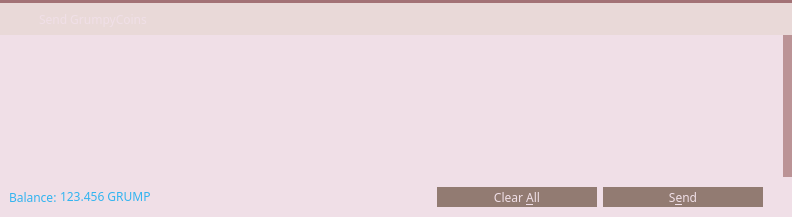
Above: src/qt/forms/sendcoinsdialog.ui from djtms/grumpycoin before the change. Below: the same form after it.
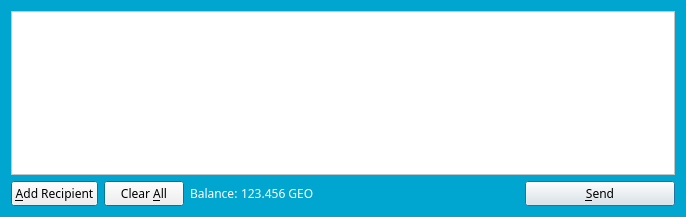
That is the form after the change. Icons and pictures are not drawn.

Diff of the .ui file:
```diff
--- a/src/qt/forms/sendcoinsdialog.ui
+++ b/src/qt/forms/sendcoinsdialog.ui
@@ -6,257 +6,205 @@
    <rect>
     <x>0</x>
     <y>0</y>
-    <width>792</width>
+    <width>686</width>
     <height>217</height>
    </rect>
   </property>
   <property name="palette">
    <palette>
     <active>
-     <colorrole role="Button">
+     <colorrole role="WindowText">
       <brush brushstyle="SolidPattern">
        <color alpha="255">
-        <red>233</red>
-        <green>217</green>
-        <blue>216</blue>
+        <red>255</red>
+        <green>255</green>
+        <blue>255</blue>
        </color>
       </brush>
      </colorrole>
      <colorrole role="Base">
       <brush brushstyle="SolidPattern">
        <color alpha="255">
-        <red>214</red>
-        <green>234</green>
-        <blue>235</blue>
+        <red>255</red>
+        <green>255</green>
+        <blue>255</blue>
        </color>
       </brush>
      </colorrole>
      <colorrole role="Window">
       <brush brushstyle="SolidPattern">
        <color alpha="255">
-        <red>233</red>
-        <green>217</green>
-        <blue>216</blue>
+        <red>0</red>
+        <green>166</green>
+        <blue>207</blue>
        </color>
       </brush>
      </colorrole>
     </active>
     <inactive>
-     <colorrole role="Button">
+     <colorrole role="WindowText">
       <brush brushstyle="SolidPattern">
        <color alpha="255">
-        <red>233</red>
-        <green>217</green>
-        <blue>216</blue>
+        <red>255</red>
+        <green>255</green>
+        <blue>255</blue>
        </color>
       </brush>
      </colorrole>
      <colorrole role="Base">
       <brush brushstyle="SolidPattern">
        <color alpha="255">
-        <red>214</red>
-        <green>234</green>
-        <blue>235</blue>
+        <red>255</red>
+        <green>255</green>
+        <blue>255</blue>
        </color>
       </brush>
      </colorrole>
      <colorrole role="Window">
       <brush brushstyle="SolidPattern">
        <color alpha="255">
-        <red>233</red>
-        <green>217</green>
-        <blue>216</blue>
+        <red>0</red>
+        <green>166</green>
+        <blue>207</blue>
        </color>
       </brush>
      </colorrole>
     </inactive>
     <disabled>
-     <colorrole role="Button">
+     <colorrole role="WindowText">
       <brush brushstyle="SolidPattern">
        <color alpha="255">
-        <red>233</red>
-        <green>217</green>
-        <blue>216</blue>
+        <red>127</red>
+        <green>127</green>
+        <blue>127</blue>
        </color>
       </brush>
      </colorrole>
      <colorrole role="Base">
       <brush brushstyle="SolidPattern">
        <color alpha="255">
-        <red>233</red>
-        <green>217</green>
-        <blue>216</blue>
+        <red>0</red>
+        <green>166</green>
+        <blue>207</blue>
        </color>
       </brush>
      </colorrole>
      <colorrole role="Window">
       <brush brushstyle="SolidPattern">
        <color alpha="255">
-        <red>233</red>
-        <green>217</green>
-        <blue>216</blue>
+        <red>0</red>
+        <green>166</green>
+        <blue>207</blue>
        </color>
       </brush>
      </colorrole>
     </disabled>
    </palette>
   </property>
+  <property name="font">
+   <font>
+    <family>Finger Paint</family>
+   </font>
+  </property>
   <property name="windowTitle">
    <string>Send Coins</string>
   </property>
-  <property name="styleSheet">
-   <string notr="true">* {
-    font-family:&quot;Finger Paint&quot;;
-}</string>
+  <property name="autoFillBackground">
+   <bool>false</bool>
   </property>
   <layout class="QVBoxLayout" name="verticalLayout">
-   <property name="spacing">
-    <number>0</number>
-   </property>
-   <property name="leftMargin">
-    <number>0</number>
-   </property>
-   <property name="topMargin">
-    <number>0</number>
-   </property>
-   <property name="rightMargin">
-    <number>0</number>
-   </property>
-   <property name="bottomMargin">
-    <number>0</number>
-   </property>
-   <item>
-    <widget class="Line" name="line_7">
-     <property name="styleSheet">
-      <string notr="true">background-color: #A37276;</string>
-     </property>
-     <property name="frameShadow">
-      <enum>QFrame::Raised</enum>
-     </property>
-     <property name="lineWidth">
-      <number>0</number>
-     </property>
-     <property name="orientation">
-      <enum>Qt::Horizontal</enum>
-     </property>
-    </widget>
-   </item>
-   <item>
-    <widget class="QWidget" name="wSendMegsHeader" native="true">
-     <property name="minimumSize">
-      <size>
-       <width>0</width>
-       <height>32</height>
-      </size>
-     </property>
-     <property name="maximumSize">
-      <size>
-       <width>16777215</width>
-       <height>32</height>
-      </size>
-     </property>
-     <property name="styleSheet">
-      <string notr="true"/>
-     </property>
-     <property name="is_header" stdset="0">
-      <bool>true</bool>
-     </property>
-     <layout class="QHBoxLayout" name="horizontalLayout_15">
-      <property name="leftMargin">
-       <number>0</number>
-      </property>
-      <property name="topMargin">
-       <number>0</number>
-      </property>
-      <property name="rightMargin">
-       <number>0</number>
-      </property>
-      <property name="bottomMargin">
-       <number>0</number>
-      </property>
-      <item>
-       <spacer name="horizontalSpacer_20">
-        <property name="orientation">
-         <enum>Qt::Horizontal</enum>
-        </property>
-        <property name="sizeType">
-         <enum>QSizePolicy::Fixed</enum>
-        </property>
-        <property name="sizeHint" stdset="0">
-         <size>
-          <width>3</width>
-          <height>20</height>
-         </size>
-        </property>
-       </spacer>
-      </item>
-      <item>
-       <widget class="QLabel" name="label_29">
-        <property name="sizePolicy">
-         <sizepolicy hsizetype="Preferred" vsizetype="Preferred">
-          <horstretch>0</horstretch>
-          <verstretch>0</verstretch>
-         </sizepolicy>
-        </property>
-        <property name="minimumSize">
-         <size>
-          <width>30</width>
-          <height>30</height>
-         </size>
-        </property>
-        <property name="maximumSize">
-         <size>
-          <width>30</width>
-          <height>30</height>
-         </size>
-        </property>
-        <property name="text">
-         <string/>
-        </property>
-        <property name="pixmap">
-         <pixmap resource="../res.qrc">:/res/upload.png</pixmap>
-        </property>
-       </widget>
-      </item>
-      <item>
-       <widget class="QLabel" name="label_30">
-        <property name="font">
-         <font>
-          <family>Finger Paint</family>
-         </font>
-        </property>
-        <property name="styleSheet">
-         <string notr="true">QLabel {
-	color: #f0dfe7;
-}</string>
-        </property>
-        <property name="text">
-         <string>Send GrumpyCoins</string>
-        </property>
-       </widget>
-      </item>
-     </layout>
-    </widget>
-   </item>
    <item>
     <widget class="QScrollArea" name="scrollArea">
-     <property name="styleSheet">
-      <string notr="true"> QScrollBar:vertical {
-     border: 0px solid grey;
-     background: white;
-     width: 9px;
-     margin: 0px 0px 0 0px;
- }
- QScrollBar::handle:vertical {
-     background: #BB9396;
-     min-width: 20px;
- }</string>
-     </property>
-     <property name="frameShape">
-      <enum>QFrame::NoFrame</enum>
-     </property>
-     <property name="verticalScrollBarPolicy">
-      <enum>Qt::ScrollBarAlwaysOn</enum>
+     <property name="palette">
+      <palette>
+       <active>
+        <colorrole role="WindowText">
+         <brush brushstyle="SolidPattern">
+          <color alpha="255">
+           <red>0</red>
+           <green>0</green>
+           <blue>0</blue>
+          </color>
+         </brush>
+        </colorrole>
+        <colorrole role="Base">
+         <brush brushstyle="SolidPattern">
+          <color alpha="255">
+           <red>255</red>
+           <green>255</green>
+           <blue>255</blue>
+          </color>
+         </brush>
+        </colorrole>
+        <colorrole role="Window">
+         <brush brushstyle="SolidPattern">
+          <color alpha="255">
+           <red>255</red>
+           <green>255</green>
+           <blue>255</blue>
+          </color>
+         </brush>
+        </colorrole>
+       </active>
+       <inactive>
+        <colorrole role="WindowText">
+         <brush brushstyle="SolidPattern">
+          <color alpha="255">
+           <red>0</red>
+           <green>0</green>
+           <blue>0</blue>
+          </color>
+         </brush>
+        </colorrole>
+        <colorrole role="Base">
+         <brush brushstyle="SolidPattern">
+          <color alpha="255">
+           <red>255</red>
+           <green>255</green>
+           <blue>255</blue>
+          </color>
+         </brush>
+        </colorrole>
+        <colorrole role="Window">
+         <brush brushstyle="SolidPattern">
+          <color alpha="255">
+           <red>255</red>
+           <green>255</green>
+           <blue>255</blue>
+          </color>
+         </brush>
+        </colorrole>
+       </inactive>
+       <disabled>
+        <colorrole role="WindowText">
+         <brush brushstyle="SolidPattern">
+          <color alpha="255">
+           <red>127</red>
+           <green>127</green>
+           <blue>127</blue>
+          </color>
+         </brush>
+        </colorrole>
+        <colorrole role="Base">
+         <brush brushstyle="SolidPattern">
+          <color alpha="255">
+           <red>255</red>
+           <green>255</green>
+           <blue>255</blue>
+          </color>
+         </brush>
+        </colorrole>
+        <colorrole role="Window">
+         <brush brushstyle="SolidPattern">
+          <color alpha="255">
+           <red>255</red>
+           <green>255</green>
+           <blue>255</blue>
+          </color>
+         </brush>
+        </colorrole>
+       </disabled>
+      </palette>
      </property>
      <property name="widgetResizable">
       <bool>true</bool>
@@ -266,21 +214,16 @@
        <rect>
         <x>0</x>
         <y>0</y>
-        <width>783</width>
-        <height>141</height>
+        <width>660</width>
+        <height>147</height>
        </rect>
       </property>
-      <property name="styleSheet">
-       <string notr="true">#scrollAreaWidgetContents {
-	background-color: #f0dfe7;
-}</string>
-      </property>
       <layout class="QVBoxLayout" name="verticalLayout_2">
        <property name="leftMargin">
         <number>0</number>
        </property>
        <property name="topMargin">
-        <number>1</number>
+        <number>0</number>
        </property>
        <property name="rightMargin">
         <number>0</number>
@@ -313,180 +256,114 @@
     </widget>
    </item>
    <item>
-    <widget class="QWidget" name="wContainer" native="true">
-     <property name="styleSheet">
-      <string notr="true">#wContainer {
-	background-color: #f0dfe7;
-}</string>
-     </property>
-     <layout class="QHBoxLayout" name="horizontalLayout_3">
-      <property name="topMargin">
-       <number>10</number>
-      </property>
-      <property name="bottomMargin">
-       <number>10</number>
-      </property>
-      <item>
-       <layout class="QHBoxLayout" name="horizontalLayout_2">
-        <property name="spacing">
-         <number>3</number>
-        </property>
-        <item>
-         <widget class="QLabel" name="label">
-          <property name="font">
-           <font>
-            <family>Finger Paint</family>
-           </font>
-          </property>
-          <property name="styleSheet">
-           <string notr="true">QLabel {
-	color: #32b4f0;
-}</string>
-          </property>
-          <property name="text">
-           <string>Balance:</string>
-          </property>
-         </widget>
-        </item>
-        <item>
-         <widget class="QLabel" name="labelBalance">
-          <property name="font">
-           <font>
-            <family>Finger Paint</family>
-           </font>
-          </property>
-          <property name="cursor">
-           <cursorShape>IBeamCursor</cursorShape>
-          </property>
-          <property name="styleSheet">
-           <string notr="true">QLabel {
-	color: #32b4f0;
-}</string>
-          </property>
-          <property name="text">
-           <string>123.456 GRUMP</string>
-          </property>
-          <property name="textInteractionFlags">
-           <set>Qt::LinksAccessibleByMouse|Qt::TextSelectableByKeyboard|Qt::TextSelectableByMouse</set>
-          </property>
-         </widget>
-        </item>
-       </layout>
-      </item>
-      <item>
-       <spacer name="horizontalSpacer_4">
-        <property name="orientation">
-         <enum>Qt::Horizontal</enum>
-        </property>
-        <property name="sizeHint" stdset="0">
-         <size>
-          <width>40</width>
-          <height>20</height>
-         </size>
-        </property>
-       </spacer>
-      </item>
-      <item>
-       <widget class="QPushButton" name="clearButton">
-        <property name="font">
-         <font>
-          <family>Finger Paint</family>
-         </font>
-        </property>
-        <property name="toolTip">
-         <string>Remove all transaction fields</string>
-        </property>
-        <property name="styleSheet">
-         <string notr="true">QPushButton {
-	background-color: #927b72;
-	color: #f0dfe7;
-	border: 0px solid gray;
-	max-height: 20px;
-	min-height: 20px;
-	max-width: 160px;
-	min-width: 160px;
-}
-
-QPushButton:hover {
-	background-color: #32b4f0;
-}
-
-QPushButton:pressed:flat {
-	background-color: #00a3de;
-}</string>
-        </property>
-        <property name="text">
-         <string>Clear &amp;All</string>
-        </property>
-        <property name="autoDefault">
-         <bool>false</bool>
-        </property>
-        <property name="default">
-         <bool>false</bool>
-        </property>
-        <property name="flat">
-         <bool>true</bool>
-        </property>
-       </widget>
-      </item>
-      <item>
-       <widget class="QPushButton" name="sendButton">
-        <property name="font">
-         <font>
-          <family>Finger Paint</family>
-         </font>
-        </property>
-        <property name="toolTip">
-         <string>Confirm the send action</string>
-        </property>
-        <property name="styleSheet">
-         <string notr="true">QPushButton {
-	background-color: #927b72;
-	color: #f0dfe7;
-	border: 0px solid gray;
-	max-height: 20px;
-	min-height: 20px;
-	max-width: 160px;
-	min-width: 160px;
-}
-
-QPushButton:hover {
-	background-color: #32b4f0;
-}
-
-QPushButton:pressed:flat {
-	background-color: #00a3de;
-}</string>
-        </property>
-        <property name="text">
-         <string>S&amp;end</string>
-        </property>
-        <property name="default">
-         <bool>true</bool>
-        </property>
-        <property name="flat">
-         <bool>true</bool>
-        </property>
-       </widget>
-      </item>
-      <item>
-       <spacer name="horizontalSpacer_5">
-        <property name="orientation">
-         <enum>Qt::Horizontal</enum>
-        </property>
-        <property name="sizeType">
-         <enum>QSizePolicy::Fixed</enum>
-        </property>
-        <property name="sizeHint" stdset="0">
-         <size>
-          <width>20</width>
-          <height>20</height>
-         </size>
-        </property>
-       </spacer>
-      </item>
-     </layout>
-    </widget>
+    <layout class="QHBoxLayout" name="horizontalLayout">
+     <item>
+      <widget class="QPushButton" name="addButton">
+       <property name="toolTip">
+        <string>Send to multiple recipients at once</string>
+       </property>
+       <property name="text">
+        <string>&amp;Add Recipient</string>
+       </property>
+       <property name="icon">
+        <iconset resource="../bitcoin.qrc">
+         <normaloff>:/icons/add</normaloff>:/icons/add</iconset>
+       </property>
+       <property name="autoDefault">
+        <bool>false</bool>
+       </property>
+      </widget>
+     </item>
+     <item>
+      <widget class="QPushButton" name="clearButton">
+       <property name="sizePolicy">
+        <sizepolicy hsizetype="Minimum" vsizetype="Fixed">
+         <horstretch>0</horstretch>
+         <verstretch>0</verstretch>
+        </sizepolicy>
+       </property>
+       <property name="toolTip">
+        <string>Remove all transaction fields</string>
+       </property>
+       <property name="text">
+        <string>Clear &amp;All</string>
+       </property>
+       <property name="icon">
+        <iconset resource="../bitcoin.qrc">
+         <normaloff>:/icons/remove</normaloff>:/icons/remove</iconset>
+       </property>
+       <property name="autoRepeatDelay">
+        <number>300</number>
+       </property>
+       <property name="autoDefault">
+        <bool>false</bool>
+       </property>
+      </widget>
+     </item>
+     <item>
+      <layout class="QHBoxLayout" name="horizontalLayout_2">
+       <property name="spacing">
+        <number>3</number>
+       </property>
+       <item>
+        <widget class="QLabel" name="label">
+         <property name="text">
+          <string>Balance:</string>
+         </property>
+        </widget>
+       </item>
+       <item>
+        <widget class="QLabel" name="labelBalance">
+         <property name="cursor">
+          <cursorShape>IBeamCursor</cursorShape>
+         </property>
+         <property name="text">
+          <string>123.456 GEO</string>
+         </property>
+         <property name="textInteractionFlags">
+          <set>Qt::LinksAccessibleByMouse|Qt::TextSelectableByKeyboard|Qt::TextSelectableByMouse</set>
+         </property>
+        </widget>
+       </item>
+      </layout>
+     </item>
+     <item>
+      <spacer name="horizontalSpacer">
+       <property name="orientation">
+        <enum>Qt::Horizontal</enum>
+       </property>
+       <property name="sizeHint" stdset="0">
+        <size>
+         <width>40</width>
+         <height>20</height>
+        </size>
+       </property>
+      </spacer>
+     </item>
+     <item>
+      <widget class="QPushButton" name="sendButton">
+       <property name="minimumSize">
+        <size>
+         <width>150</width>
+         <height>0</height>
+        </size>
+       </property>
+       <property name="toolTip">
+        <string>Confirm the send action</string>
+       </property>
+       <property name="text">
+        <string>&amp;Send</string>
+       </property>
+       <property name="icon">
+        <iconset resource="../bitcoin.qrc">
+         <normaloff>:/icons/send</normaloff>:/icons/send</iconset>
+       </property>
+       <property name="default">
+        <bool>true</bool>
+       </property>
+      </widget>
+     </item>
+    </layout>
    </item>
   </layout>
  </widget>
```
Left out of the diff: 2 changed lines with no effect on the pictures.
